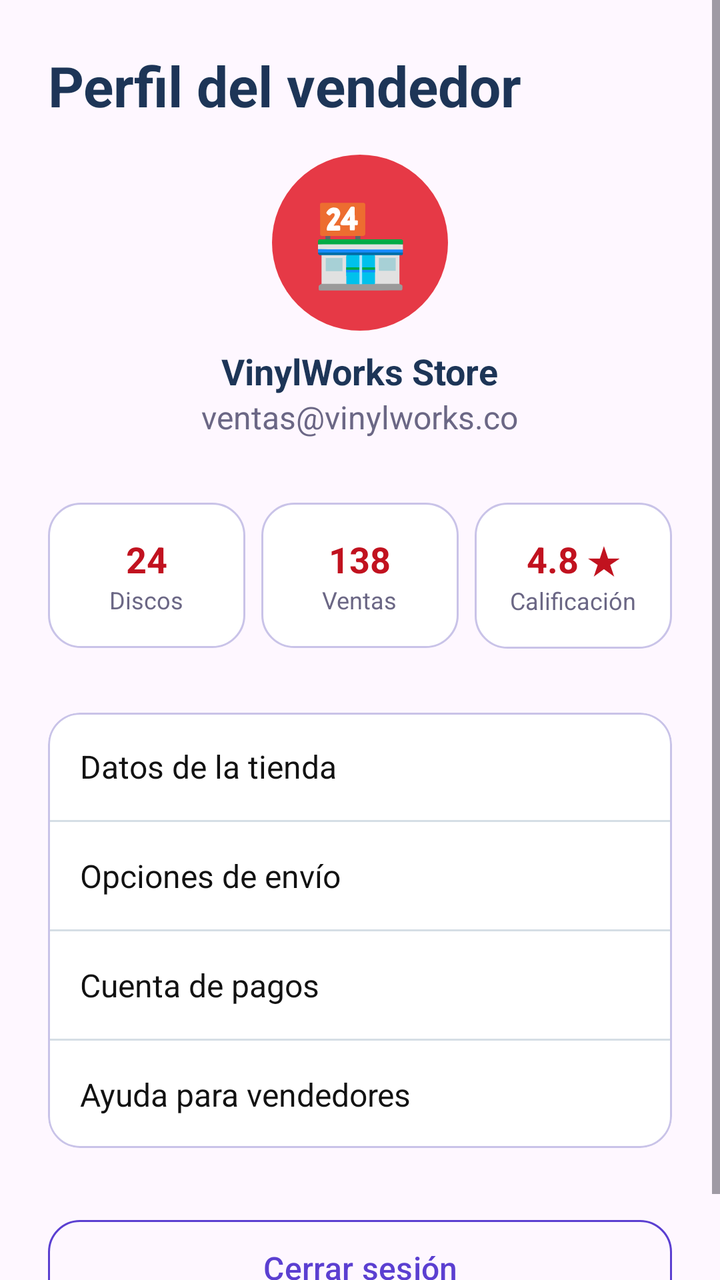
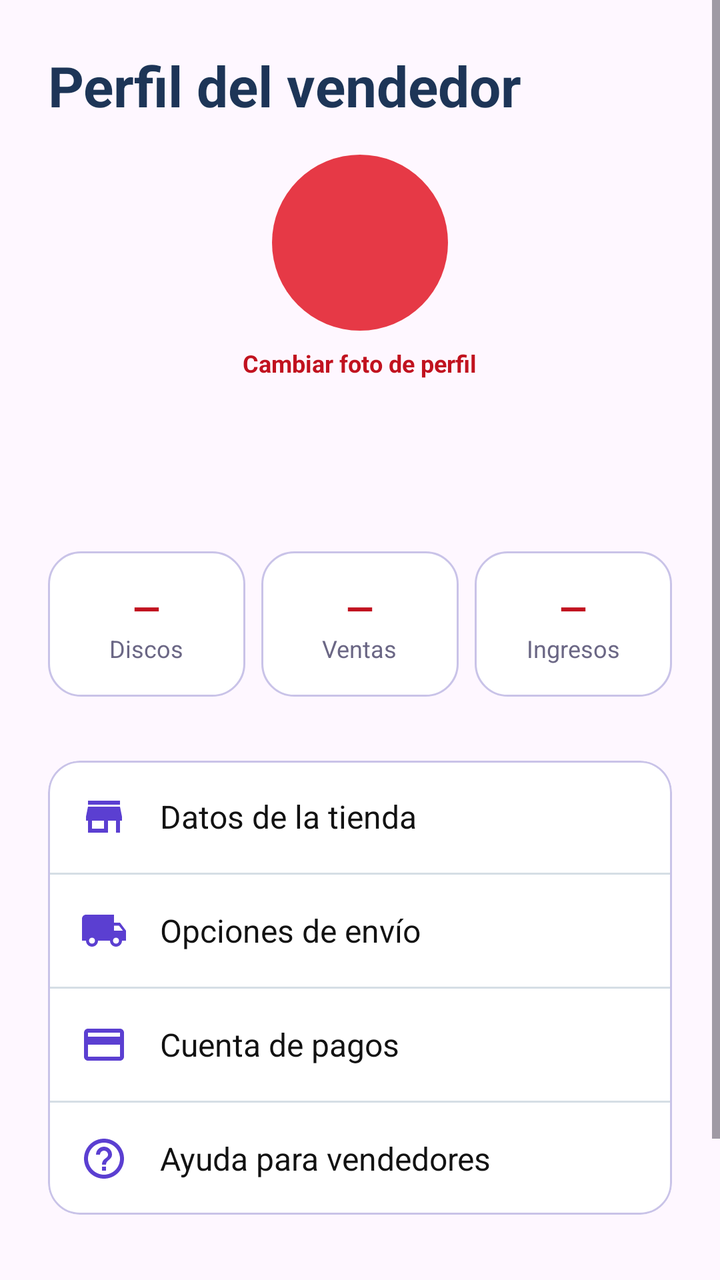

Compare the two renders of this Android layout. The source of the first and the diff that turns it into the second are given below.
<!-- AndroidManifest.xml: application theme Theme.VinylCDVault -->
<!-- res/layout/fragment_seller_profile.xml -->
<?xml version="1.0" encoding="utf-8"?>
<ScrollView xmlns:android="http://schemas.android.com/apk/res/android"
    xmlns:app="http://schemas.android.com/apk/res-auto"
    android:layout_width="match_parent"
    android:layout_height="match_parent"
    android:fillViewport="true">

    <LinearLayout
        android:layout_width="match_parent"
        android:layout_height="wrap_content"
        android:gravity="center_horizontal"
        android:orientation="vertical"
        android:padding="@dimen/screen_padding">

        <TextView
            style="@style/App.Text.Title"
            android:layout_width="match_parent"
            android:layout_height="wrap_content"
            android:text="@string/seller_profile_title" />

        <TextView
            android:layout_width="@dimen/avatar_size"
            android:layout_height="@dimen/avatar_size"
            android:layout_marginTop="@dimen/spacing_medium"
            android:background="@drawable/bg_logo_circle"
            android:gravity="center"
            android:text="🏪"
            android:textSize="40sp" />

        <TextView
            style="@style/App.Text.Subtitle"
            android:id="@+id/tvSellerName"
            android:layout_width="wrap_content"
            android:layout_height="wrap_content"
            android:layout_marginTop="@dimen/spacing_small"
            android:text="@string/seller_store_name" />

        <TextView
            style="@style/App.Text.Body"
            android:id="@+id/tvSellerEmail"
            android:layout_width="wrap_content"
            android:layout_height="wrap_content"
            android:text="@string/seller_store_email" />

        <LinearLayout
            android:layout_width="match_parent"
            android:layout_height="wrap_content"
            android:layout_marginTop="@dimen/spacing_large"
            android:orientation="horizontal">

            <LinearLayout
                android:layout_width="0dp"
                android:layout_height="wrap_content"
                android:layout_marginEnd="@dimen/spacing_small"
                android:layout_weight="1"
                android:background="@drawable/bg_card"
                android:gravity="center"
                android:orientation="vertical"
                android:padding="@dimen/spacing_medium">

                <TextView style="@style/App.Text.Price" android:layout_width="wrap_content" android:layout_height="wrap_content" android:text="@string/seller_stat_listings_value" />
                <TextView style="@style/App.Text.Small" android:layout_width="wrap_content" android:layout_height="wrap_content" android:text="@string/seller_stat_listings" />
            </LinearLayout>

            <LinearLayout
                android:layout_width="0dp"
                android:layout_height="wrap_content"
                android:layout_marginEnd="@dimen/spacing_small"
                android:layout_weight="1"
                android:background="@drawable/bg_card"
                android:gravity="center"
                android:orientation="vertical"
                android:padding="@dimen/spacing_medium">

                <TextView style="@style/App.Text.Price" android:layout_width="wrap_content" android:layout_height="wrap_content" android:text="@string/seller_stat_sales_value" />
                <TextView style="@style/App.Text.Small" android:layout_width="wrap_content" android:layout_height="wrap_content" android:text="@string/seller_stat_sales" />
            </LinearLayout>

            <LinearLayout
                android:layout_width="0dp"
                android:layout_height="wrap_content"
                android:layout_weight="1"
                android:background="@drawable/bg_card"
                android:gravity="center"
                android:orientation="vertical"
                android:padding="@dimen/spacing_medium">

                <TextView style="@style/App.Text.Price" android:layout_width="wrap_content" android:layout_height="wrap_content" android:text="@string/seller_stat_rating_value" />
                <TextView style="@style/App.Text.Small" android:layout_width="wrap_content" android:layout_height="wrap_content" android:text="@string/seller_stat_rating" />
            </LinearLayout>
        </LinearLayout>

        <com.google.android.material.card.MaterialCardView
            style="@style/Widget.Material3.CardView.Outlined"
            android:layout_width="match_parent"
            android:layout_height="wrap_content"
            android:layout_marginTop="@dimen/spacing_large"
            app:cardBackgroundColor="@color/card_bg"
            app:cardCornerRadius="@dimen/corner_radius"
            app:strokeColor="@color/input_stroke">

            <LinearLayout
                android:layout_width="match_parent"
                android:layout_height="wrap_content"
                android:orientation="vertical">

                <TextView android:id="@+id/rowStore" style="@style/App.ProfileRow" android:layout_width="match_parent" android:layout_height="wrap_content" android:text="@string/seller_row_store" />
                <View android:layout_width="match_parent" android:layout_height="1dp" android:background="@color/divider" />
                <TextView android:id="@+id/rowShipping" style="@style/App.ProfileRow" android:layout_width="match_parent" android:layout_height="wrap_content" android:text="@string/seller_row_shipping" />
                <View android:layout_width="match_parent" android:layout_height="1dp" android:background="@color/divider" />
                <TextView android:id="@+id/rowPayments" style="@style/App.ProfileRow" android:layout_width="match_parent" android:layout_height="wrap_content" android:text="@string/seller_row_payments" />
                <View android:layout_width="match_parent" android:layout_height="1dp" android:background="@color/divider" />
                <TextView android:id="@+id/rowHelp" style="@style/App.ProfileRow" android:layout_width="match_parent" android:layout_height="wrap_content" android:text="@string/seller_row_help" />
            </LinearLayout>
        </com.google.android.material.card.MaterialCardView>

        <com.google.android.material.button.MaterialButton
            android:id="@+id/btnSellerLogout"
            style="@style/App.ButtonOutlined"
            android:layout_width="match_parent"
            android:layout_height="@dimen/button_height"
            android:layout_marginTop="@dimen/spacing_large"
            android:text="@string/profile_logout" />
    </LinearLayout>
</ScrollView>
<!-- resources referenced by this layout -->
<resources>
  <color name="card_bg" type="color">#FFFFFF</color>
  <color name="divider">#D5DEE5</color>
  <color name="input_stroke" type="color">#C9C3E8</color>
  <dimen name="avatar_size">88dp</dimen>
  <dimen name="button_height">56dp</dimen>
  <dimen name="corner_radius">16dp</dimen>
  <dimen name="screen_padding">24dp</dimen>
  <dimen name="spacing_large">32dp</dimen>
  <dimen name="spacing_medium">16dp</dimen>
  <dimen name="spacing_small">8dp</dimen>
  <string name="profile_logout">Cerrar sesión</string>
  <string name="seller_profile_title">Perfil del vendedor</string>
  <string name="seller_row_help">Ayuda para vendedores</string>
  <string name="seller_row_payments">Cuenta de pagos</string>
  <string name="seller_row_shipping">Opciones de envío</string>
  <string name="seller_row_store">Datos de la tienda</string>
  <string name="seller_stat_listings">Discos</string>
  <string name="seller_stat_listings_value">24</string>
  <string name="seller_stat_rating">Calificación</string>
  <string name="seller_stat_rating_value">4.8 ★</string>
  <string name="seller_stat_sales">Ventas</string>
  <string name="seller_stat_sales_value">138</string>
  <string name="seller_store_email">ventas@vinylworks.co</string>
  <string name="seller_store_name">VinylWorks Store</string>
  <color name="primary_accent" type="color">#E63946</color>
  <color name="primary">#5B3FD1</color>
  <dimen name="text_body">16sp</dimen>
  <color name="primary_dark" type="color">#121212</color>
  <color name="text_secondary">#6B6785</color>
  <dimen name="text_subtitle">18sp</dimen>
  <color name="accent_dark">#C1121F</color>
  <dimen name="text_small">12sp</dimen>
  <color name="text_dark" type="color">#1D3557</color>
  <dimen name="text_title">28sp</dimen>
  <color name="white">#FFFFFF</color>
  <color name="accent">#E63946</color>
  <color name="chip_bg">#DCEBF3</color>
  <color name="background_light" type="color">#F1FAEE</color>
  <!-- unchanged entries left out for length: 10 -->
</resources>

<!-- the commit's change to res/layout/fragment_seller_profile.xml (unified diff, before → after) -->
@@ -18,29 +18,39 @@
             android:layout_height="wrap_content"
             android:text="@string/seller_profile_title" />
 
-        <TextView
+        <ImageView
+            android:id="@+id/ivAvatar"
             android:layout_width="@dimen/avatar_size"
             android:layout_height="@dimen/avatar_size"
             android:layout_marginTop="@dimen/spacing_medium"
             android:background="@drawable/bg_logo_circle"
-            android:gravity="center"
-            android:text="🏪"
-            android:textSize="40sp" />
+            android:clickable="true"
+            android:contentDescription="@string/photo_change"
+            android:focusable="true"
+            android:scaleType="centerCrop" />
 
         <TextView
-            style="@style/App.Text.Subtitle"
-            android:id="@+id/tvSellerName"
+            android:id="@+id/tvChangePhoto"
             android:layout_width="wrap_content"
             android:layout_height="wrap_content"
-            android:layout_marginTop="@dimen/spacing_small"
-            android:text="@string/seller_store_name" />
+            android:background="?attr/selectableItemBackground"
+            android:padding="@dimen/spacing_small"
+            android:text="@string/photo_change"
+            android:textColor="@color/accent_dark"
+            android:textSize="@dimen/text_small"
+            android:textStyle="bold" />
 
         <TextView
+            android:id="@+id/tvSellerName"
+            style="@style/App.Text.Subtitle"
+            android:layout_width="wrap_content"
+            android:layout_height="wrap_content" />
+
+        <TextView
+            android:id="@+id/tvSellerEmail"
             style="@style/App.Text.Body"
-            android:id="@+id/tvSellerEmail"
             android:layout_width="wrap_content"
-            android:layout_height="wrap_content"
-            android:text="@string/seller_store_email" />
+            android:layout_height="wrap_content" />
 
         <LinearLayout
             android:layout_width="match_parent"
@@ -58,7 +68,7 @@
                 android:orientation="vertical"
                 android:padding="@dimen/spacing_medium">
 
-                <TextView style="@style/App.Text.Price" android:layout_width="wrap_content" android:layout_height="wrap_content" android:text="@string/seller_stat_listings_value" />
+                <TextView android:id="@+id/tvStatProducts" style="@style/App.Text.Price" android:layout_width="wrap_content" android:layout_height="wrap_content" android:text="@string/value_placeholder" />
                 <TextView style="@style/App.Text.Small" android:layout_width="wrap_content" android:layout_height="wrap_content" android:text="@string/seller_stat_listings" />
             </LinearLayout>
 
@@ -72,7 +82,7 @@
                 android:orientation="vertical"
                 android:padding="@dimen/spacing_medium">
 
-                <TextView style="@style/App.Text.Price" android:layout_width="wrap_content" android:layout_height="wrap_content" android:text="@string/seller_stat_sales_value" />
+                <TextView android:id="@+id/tvStatSales" style="@style/App.Text.Price" android:layout_width="wrap_content" android:layout_height="wrap_content" android:text="@string/value_placeholder" />
                 <TextView style="@style/App.Text.Small" android:layout_width="wrap_content" android:layout_height="wrap_content" android:text="@string/seller_stat_sales" />
             </LinearLayout>
 
@@ -85,8 +95,8 @@
                 android:orientation="vertical"
                 android:padding="@dimen/spacing_medium">
 
-                <TextView style="@style/App.Text.Price" android:layout_width="wrap_content" android:layout_height="wrap_content" android:text="@string/seller_stat_rating_value" />
-                <TextView style="@style/App.Text.Small" android:layout_width="wrap_content" android:layout_height="wrap_content" android:text="@string/seller_stat_rating" />
+                <TextView android:id="@+id/tvStatRevenue" style="@style/App.Text.Price" android:layout_width="wrap_content" android:layout_height="wrap_content" android:text="@string/value_placeholder" />
+                <TextView style="@style/App.Text.Small" android:layout_width="wrap_content" android:layout_height="wrap_content" android:text="@string/seller_stat_revenue" />
             </LinearLayout>
         </LinearLayout>
 
@@ -104,13 +114,13 @@
                 android:layout_height="wrap_content"
                 android:orientation="vertical">
 
-                <TextView android:id="@+id/rowStore" style="@style/App.ProfileRow" android:layout_width="match_parent" android:layout_height="wrap_content" android:text="@string/seller_row_store" />
+                <TextView android:id="@+id/rowStore" style="@style/App.ProfileRow" android:layout_width="match_parent" android:layout_height="wrap_content" android:drawableStart="@drawable/ic_store" android:text="@string/seller_row_store" />
                 <View android:layout_width="match_parent" android:layout_height="1dp" android:background="@color/divider" />
-                <TextView android:id="@+id/rowShipping" style="@style/App.ProfileRow" android:layout_width="match_parent" android:layout_height="wrap_content" android:text="@string/seller_row_shipping" />
+                <TextView android:id="@+id/rowShipping" style="@style/App.ProfileRow" android:layout_width="match_parent" android:layout_height="wrap_content" android:drawableStart="@drawable/ic_shipping" android:text="@string/seller_row_shipping" />
                 <View android:layout_width="match_parent" android:layout_height="1dp" android:background="@color/divider" />
-                <TextView android:id="@+id/rowPayments" style="@style/App.ProfileRow" android:layout_width="match_parent" android:layout_height="wrap_content" android:text="@string/seller_row_payments" />
+                <TextView android:id="@+id/rowPayments" style="@style/App.ProfileRow" android:layout_width="match_parent" android:layout_height="wrap_content" android:drawableStart="@drawable/ic_payments" android:text="@string/seller_row_payments" />
                 <View android:layout_width="match_parent" android:layout_height="1dp" android:background="@color/divider" />
-                <TextView android:id="@+id/rowHelp" style="@style/App.ProfileRow" android:layout_width="match_parent" android:layout_height="wrap_content" android:text="@string/seller_row_help" />
+                <TextView android:id="@+id/rowHelp" style="@style/App.ProfileRow" android:layout_width="match_parent" android:layout_height="wrap_content" android:drawableStart="@drawable/ic_help" android:text="@string/seller_row_help" />
             </LinearLayout>
         </com.google.android.material.card.MaterialCardView>
 
<!-- resource entries referenced after the edit -->
@@ -17,13 +17,9 @@
   <string name="seller_row_shipping">Opciones de envío</string>
   <string name="seller_row_store">Datos de la tienda</string>
   <string name="seller_stat_listings">Discos</string>
-  <string name="seller_stat_listings_value">24</string>
-  <string name="seller_stat_rating">Calificación</string>
-  <string name="seller_stat_rating_value">4.8 ★</string>
+  <string name="seller_stat_revenue">Ingresos</string>
   <string name="seller_stat_sales">Ventas</string>
-  <string name="seller_stat_sales_value">138</string>
-  <string name="seller_store_email">ventas@vinylworks.co</string>
-  <string name="seller_store_name">VinylWorks Store</string>
+  <string name="value_placeholder">—</string>
   <color name="primary_accent" type="color">#E63946</color>
   <color name="primary">#5B3FD1</color>
   <dimen name="text_body">16sp</dimen>
@@ -32,6 +28,31 @@
   <dimen name="text_subtitle">18sp</dimen>
   <color name="accent_dark">#C1121F</color>
   <dimen name="text_small">12sp</dimen>
+  <!-- drawable ic_help (drawable) -->
+  <vector xmlns:android="http://schemas.android.com/apk/res/android" android:autoMirrored="true" android:height="24dp" android:tint="#000000" android:viewportHeight="24" android:viewportWidth="24" android:width="24dp">
+        
+      <path android:fillColor="@android:color/white" android:pathData="M11,18h2v-2h-2v2zM12,2C6.48,2 2,6.48 2,12s4.48,10 10,10 10,-4.48 10,-10S17.52,2 12,2zM12,20c-4.41,0 -8,-3.59 -8,-8s3.59,-8 8,-8 8,3.59 8,8 -3.59,8 -8,8zM12,6c-2.21,0 -4,1.79 -4,4h2c0,-1.1 0.9,-2 2,-2s2,0.9 2,2c0,2 -3,1.75 -3,5h2c0,-2.25 3,-2.5 3,-5 0,-2.21 -1.79,-4 -4,-4z"/>
+      
+  </vector>
+  <!-- drawable ic_payments (drawable) -->
+  <vector xmlns:android="http://schemas.android.com/apk/res/android" android:height="24dp" android:tint="#000000" android:viewportHeight="24" android:viewportWidth="24" android:width="24dp">
+        
+      <path android:fillColor="@android:color/white" android:pathData="M20,4L4,4c-1.11,0 -1.99,0.89 -1.99,2L2,18c0,1.11 0.89,2 2,2h16c1.11,0 2,-0.89 2,-2L22,6c0,-1.11 -0.89,-2 -2,-2zM20,18L4,18v-6h16v6zM20,8L4,8L4,6h16v2z"/>
+      
+  </vector>
+  <!-- drawable ic_shipping (drawable) -->
+  <vector xmlns:android="http://schemas.android.com/apk/res/android" android:height="24dp" android:tint="#000000" android:viewportHeight="24" android:viewportWidth="24" android:width="24dp">
+        
+      <path android:fillColor="@android:color/white" android:pathData="M20,8h-3L17,4L3,4c-1.1,0 -2,0.9 -2,2v11h2c0,1.66 1.34,3 3,3s3,-1.34 3,-3h6c0,1.66 1.34,3 3,3s3,-1.34 3,-3h2v-5l-3,-4zM6,18.5c-0.83,0 -1.5,-0.67 -1.5,-1.5s0.67,-1.5 1.5,-1.5 1.5,0.67 1.5,1.5 -0.67,1.5 -1.5,1.5zM19.5,9.5l1.96,2.5L17,12L17,9.5h2.5zM18,18.5c-0.83,0 -1.5,-0.67 -1.5,-1.5s0.67,-1.5 1.5,-1.5 1.5,0.67 1.5,1.5 -0.67,1.5 -1.5,1.5z"/>
+      
+  </vector>
+  <!-- drawable ic_store (drawable) -->
+  <vector xmlns:android="http://schemas.android.com/apk/res/android" android:height="24dp" android:tint="#000000" android:viewportHeight="24" android:viewportWidth="24" android:width="24dp">
+        
+      <path android:fillColor="@android:color/white" android:pathData="M20,4L4,4v2h16L20,4zM21,14v-2l-1,-5L4,7l-1,5v2h1v6h10v-6h4v6h2v-6h1zM12,18L6,18v-4h6v4z"/>
+      
+  </vector>
+  <string name="photo_change">Cambiar foto de perfil</string>
   <color name="text_dark" type="color">#1D3557</color>
   <dimen name="text_title">28sp</dimen>
   <color name="white">#FFFFFF</color>
